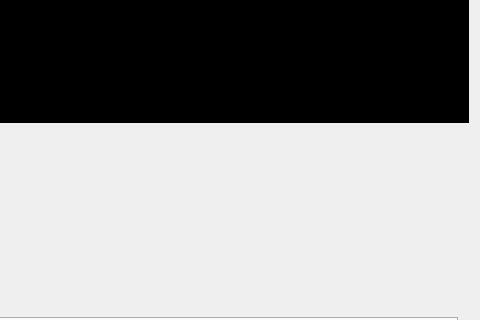
Before: the Qt Designer form codec-preview/codeccomparisonwindow.ui in pszopinski/codec-preview, drawn with Qt 5; both pictures show x 685 to 1165 and y 278 to 598 of the 1165 by 788 pixel window.
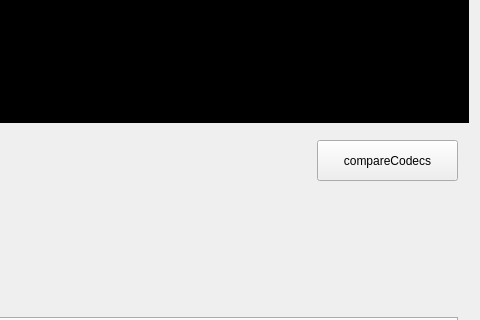
After: the same form once the commit is applied. Custom widgets are drawn as their Qt base class.

Patch:
```diff
--- a/codec-preview/codeccomparisonwindow.ui
+++ b/codec-preview/codeccomparisonwindow.ui
@@ -102,7 +102,7 @@
                  </item>
                 </layout>
                </widget>
-               <widget class="QWidget" name="">
+               <widget class="QWidget" name="layoutWidget">
                 <property name="geometry">
                  <rect>
                   <x>280</x>
@@ -131,6 +131,19 @@
                  </item>
                 </layout>
                </widget>
+               <widget class="QPushButton" name="compareCodecs">
+                <property name="geometry">
+                 <rect>
+                  <x>980</x>
+                  <y>0</y>
+                  <width>141</width>
+                  <height>41</height>
+                 </rect>
+                </property>
+                <property name="text">
+                 <string>compareCodecs</string>
+                </property>
+               </widget>
               </widget>
              </item>
             </layout>
```
Left out of the diff: 2 changed lines with no effect on the pictures.
